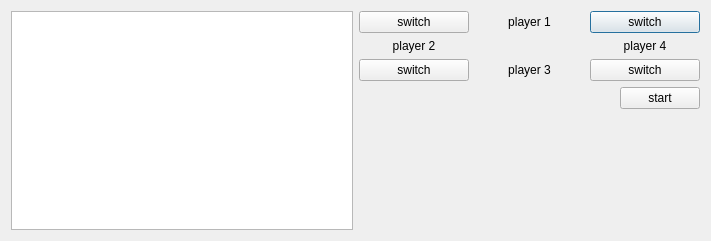
Above: qichu/server.ui from durandced/qichu before the change. Below: the same form after it.
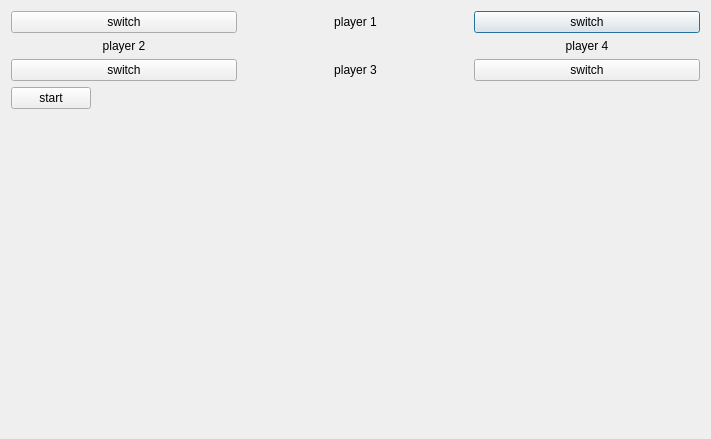
That is the form after the change.

```diff
--- a/qichu/server.ui
+++ b/qichu/server.ui
@@ -7,16 +7,13 @@
     <x>0</x>
     <y>0</y>
     <width>711</width>
-    <height>241</height>
+    <height>439</height>
    </rect>
   </property>
   <property name="windowTitle">
    <string>Form</string>
   </property>
   <layout class="QHBoxLayout" name="horizontalLayout_2">
-   <item>
-    <widget class="QTextEdit" name="log"/>
-   </item>
    <item>
     <layout class="QVBoxLayout" name="verticalLayout">
      <item>
@@ -103,6 +100,13 @@
      </item>
      <item>
       <layout class="QHBoxLayout" name="horizontalLayout">
+       <item>
+        <widget class="QPushButton" name="start">
+         <property name="text">
+          <string>start</string>
+         </property>
+        </widget>
+       </item>
        <item>
         <spacer name="horizontalSpacer">
          <property name="orientation">
@@ -116,13 +120,6 @@
          </property>
         </spacer>
        </item>
-       <item>
-        <widget class="QPushButton" name="start">
-         <property name="text">
-          <string>start</string>
-         </property>
-        </widget>
-       </item>
       </layout>
      </item>
      <item>
```
